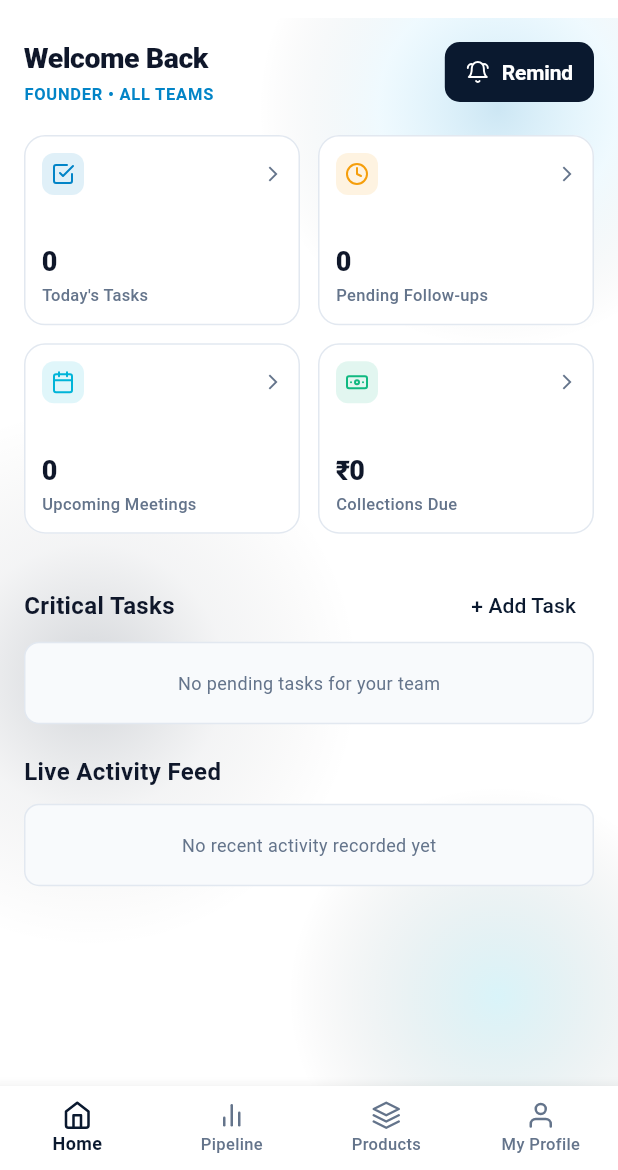
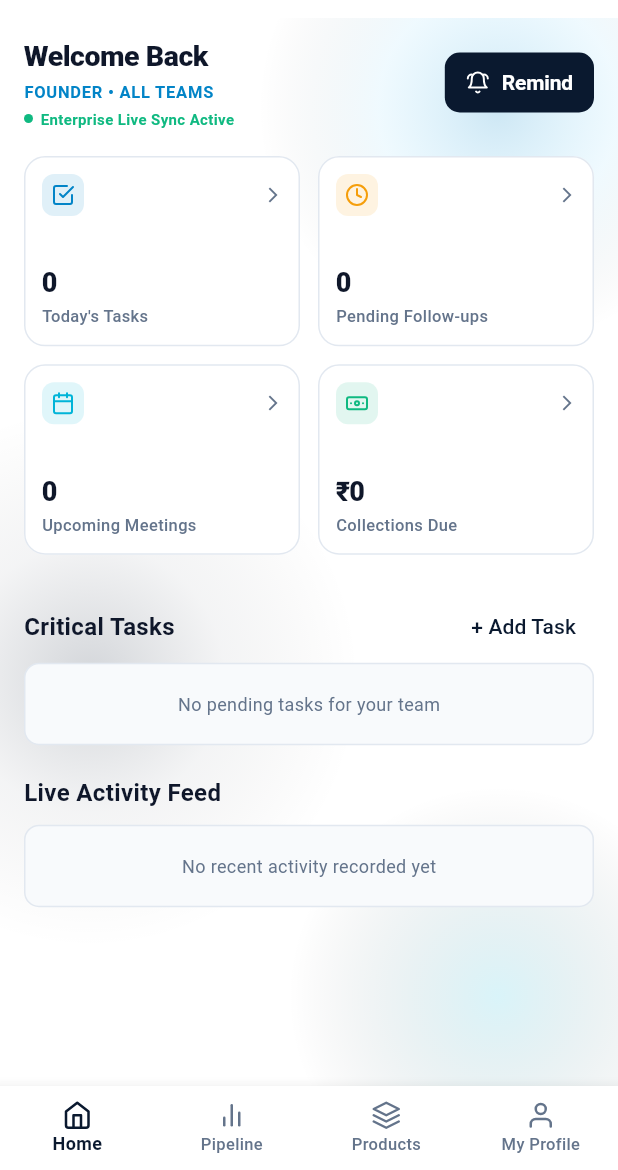
Before and after one commit to ctgroupteam/opensoftwares, a Flutter app: the MainNavigationScreen screen opened directly, on a phone screen of 412 x 824 dp, the part 66-1236 px from its top. Run offline on Flutter 3.47's test engine with Material 3 defaults, Android fonts, the phone set to English and light mode, and no system bars; our stand-ins replace firebase_core, firebase_messaging, flutter_local_notifications, flutter_riverpod, flutter_svg, shared_preferences and 1 more; accounts and stored records are empty; network calls fail.

Commit message:
feat: add Enterprise Live Sync Active indicator on Home header

```diff
--- a/lib/views/home/home_screen.dart
+++ b/lib/views/home/home_screen.dart
@@ -189,6 +189,28 @@ class HomeScreen extends ConsumerWidget {
                         fontWeight: FontWeight.w700,
                         letterSpacing: 0.5,
                       ),
+                    ),
+                    const SizedBox(height: 3),
+                    Row(
+                      children: [
+                        Container(
+                          width: 6,
+                          height: 6,
+                          decoration: const BoxDecoration(
+                            color: AppConstants.statusSuccess,
+                            shape: BoxShape.circle,
+                          ),
+                        ),
+                        const SizedBox(width: 5),
+                        const Text(
+                          'Enterprise Live Sync Active',
+                          style: TextStyle(
+                            color: AppConstants.statusSuccess,
+                            fontSize: 10,
+                            fontWeight: FontWeight.w700,
+                          ),
+                        ),
+                      ],
                     ),
                   ],
                 ),
```
